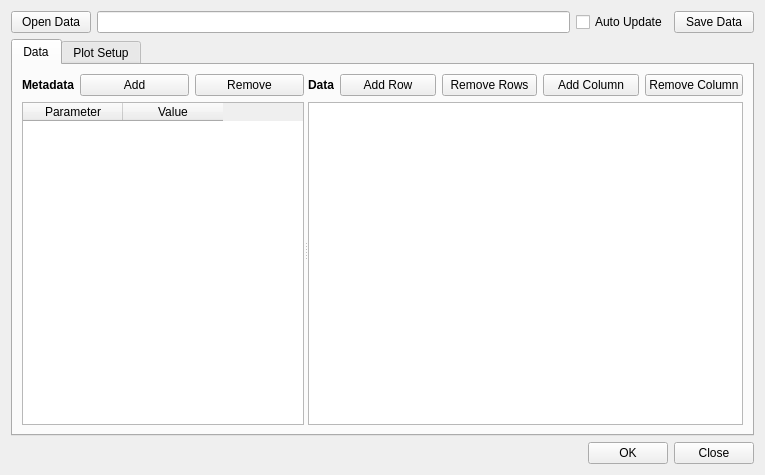
chemmatcars/XAnoS, file UI_Forms/Data_Dialog.ui: the form before one commit.
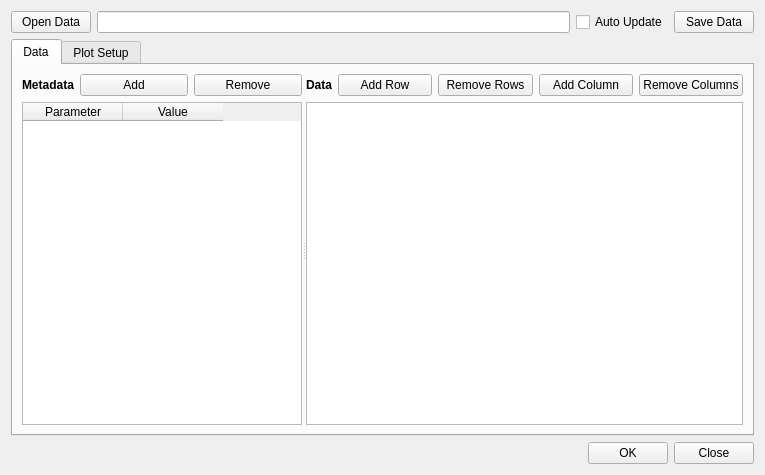
The form after the commit.

Commit message: Updated Fit_Widget, Data_Dialog and its documentation

Patch:
```diff
--- a/UI_Forms/Data_Dialog.ui
+++ b/UI_Forms/Data_Dialog.ui
@@ -170,7 +170,7 @@
                <item>
                 <widget class="QPushButton" name="removeColumnPushButton">
                  <property name="text">
-                  <string>Remove Column</string>
+                  <string>Remove Columns</string>
                  </property>
                 </widget>
                </item>
```
